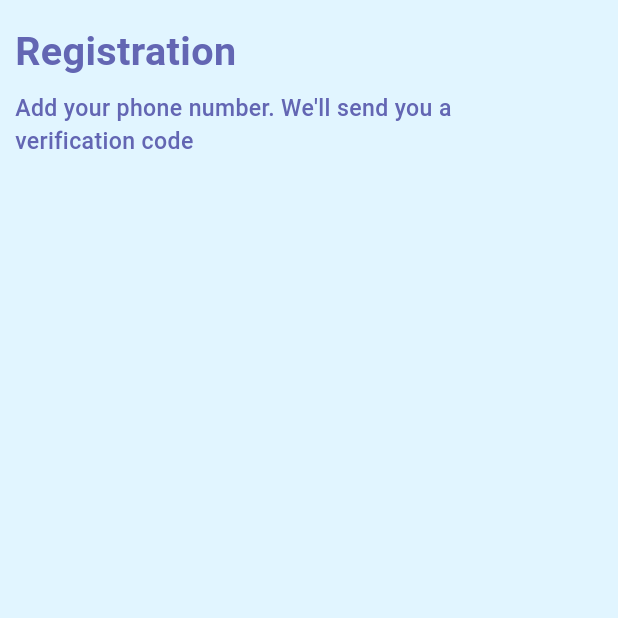
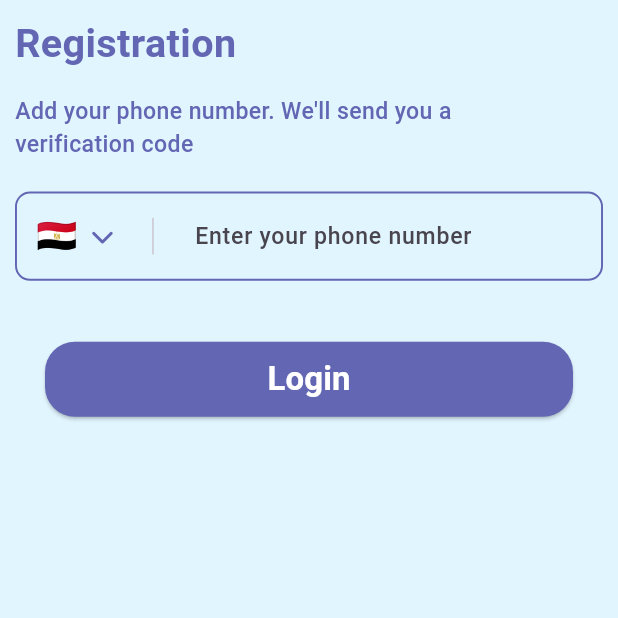
Before and after one commit to amrel7afy/Chat-Chat, a Flutter app: the LoginView screen opened by its route, on a phone screen of 412 x 824 dp, the top half of it. Run offline on Flutter 3.47's test engine with Material 3 defaults, Android fonts, the phone set to English and light mode, and no system bars; our stand-ins replace country_picker, firebase_core, flutter_bloc, flutter_screenutil, font_awesome_flutter, get_it and 1 more; missing offline and left inert: firebase_app_check; accounts and stored records are empty.

Commit message:
- finish UI login view

```diff
--- a/lib/core/AppRouter.dart
+++ b/lib/core/AppRouter.dart
@@ -1,6 +1,9 @@
 
 import 'dart:developer';
 import 'package:flutter/material.dart';
+import 'package:flutter_bloc/flutter_bloc.dart';
+import 'package:new_chat_with_me/core/di/locator.dart';
+import 'package:new_chat_with_me/features/login/presentation/view_model/login_cubit/login_cubit.dart';
 import '../features/chatting/presentation/view/all_chats_view.dart';
 import '../features/chatting/presentation/view/messaging_view.dart';
 import '../features/information/presentation/view/information_view.dart';
@@ -56,7 +59,9 @@ class AppRouter {
       case loginView:
         log('hello');
         return MaterialPageRoute(
-            builder: (context) =>  const LoginView());
+            builder: (context) =>  BlocProvider(
+                create: (context)=>locator<LoginCubit>(),
+                child: const LoginView()));
     }
     return null;
   }
--- a/lib/core/constants/custom_border.dart
+++ b/lib/core/constants/custom_border.dart
@@ -15,7 +15,7 @@ class CustomBorders {
   static OutlineInputBorder enabledBorder({double borderRadius = 16.0}) {
     return OutlineInputBorder(
       borderSide: const BorderSide(
-        color: MyColors.kLighterGreyColor,
+        color: MyColors.kPrimaryColor,
         width: 1.3,
       ),
       borderRadius: BorderRadius.circular(borderRadius),
--- a/lib/core/di/locator.dart
+++ b/lib/core/di/locator.dart
@@ -1,4 +1,6 @@
 import 'package:get_it/get_it.dart';
+
+import '../../features/login/presentation/view_model/login_cubit/login_cubit.dart';
 
 GetIt locator = GetIt.instance;
 
@@ -7,6 +9,6 @@ void setupLocator() {
   locator.registerLazySingleton<FirebaseFirestore>(() => FirebaseFirestore.instance);
   locator.registerLazySingleton<FirebaseAuth>(() => FirebaseAuth.instance);
   locator.registerLazySingleton<AddReceiverChatDataCubit>(() => AddReceiverChatDataCubit());
-  locator.registerLazySingleton<ListenToMessagesCubit>(() => ListenToMessagesCubit());
-  locator.registerLazySingleton<LoginCubit>(() => LoginCubit());*/
+  locator.registerLazySingleton<ListenToMessagesCubit>(() => ListenToMessagesCubit());*/
+  locator.registerLazySingleton<LoginCubit>(() => LoginCubit());
 }
--- a/lib/core/widgets/cutom_form_field.dart
+++ b/lib/core/widgets/cutom_form_field.dart
@@ -18,6 +18,7 @@ class CustomTextFormField extends StatelessWidget {
   final Widget? prefixIcon;
   final Color? backgroundColor;
   final FocusNode? focusNode;
+  final double? borderRadius;
   final Function(String? value) validator;
 
   const CustomTextFormField({
@@ -34,7 +35,7 @@ class CustomTextFormField extends StatelessWidget {
     required this.controller,
     required this.validator,
     this.prefixIcon,
-    this.focusNode,
+    this.focusNode, this.borderRadius,
   });
 
   @override
@@ -47,10 +48,10 @@ class CustomTextFormField extends StatelessWidget {
         prefixIcon: prefixIcon,
         contentPadding: contentPadding ??
             EdgeInsets.symmetric(horizontal: 20.w, vertical: 18.h),
-        focusedBorder: focusedBorder ?? CustomBorders.focusedBorder(),
-        enabledBorder: enabledBorder ?? CustomBorders.enabledBorder(),
-        errorBorder: CustomBorders.errorBorder(),
-        focusedErrorBorder: CustomBorders.focusedErrorBorder(),
+        focusedBorder: focusedBorder ?? CustomBorders.focusedBorder(borderRadius: borderRadius??16.0),
+        enabledBorder: enabledBorder ?? CustomBorders.enabledBorder(borderRadius: borderRadius??16.0),
+        errorBorder: CustomBorders.errorBorder(borderRadius: borderRadius??16.0),
+        focusedErrorBorder: CustomBorders.focusedErrorBorder(borderRadius: borderRadius??16.0),
         hintStyle: hintStyle ??
             MyTextStyles.font14Weight500.copyWith(color: MyColors.kLightGreyColor),
         hintText: hintText,
--- a/lib/core/widgets/phone_country_code_selector.dart
+++ b/lib/core/widgets/phone_country_code_selector.dart
@@ -8,7 +8,8 @@ import '../../../../../core/constants/methods.dart';
 import '../../../../../core/theming/styles.dart';
 
 class PhoneCountryCodeSelector extends StatefulWidget {
-  const PhoneCountryCodeSelector({super.key});
+  final Color? backGroundColor;
+  const PhoneCountryCodeSelector({super.key, this.backGroundColor});
 
   @override
   State<PhoneCountryCodeSelector> createState() => _PhoneCountryCodeSelectorState();
@@ -41,6 +42,7 @@ class _PhoneCountryCodeSelectorState extends State<PhoneCountryCodeSelector> {
               selectedCountry = country;
             });
           },countryListTheme:CountryListThemeData(
+          backgroundColor: widget.backGroundColor??Colors.white,
             bottomSheetHeight: getHeight(context) * .7)
 
         );
--- /dev/null
+++ b/lib/features/login/presentation/view/login_view_widgets/login_form.dart
@@ -0,0 +1,41 @@
+import 'package:flutter/material.dart';
+import 'package:flutter_bloc/flutter_bloc.dart';
+import 'package:new_chat_with_me/core/theming/my_colors.dart';
+import 'package:new_chat_with_me/core/widgets/cutom_form_field.dart';
+import 'package:new_chat_with_me/core/widgets/phone_country_code_selector.dart';
+import 'package:new_chat_with_me/core/widgets/vertical_and_horizontal_space.dart';
+import 'package:new_chat_with_me/features/login/presentation/view/login_view_widgets/login_animated_progress_button.dart';
+import 'package:new_chat_with_me/features/login/presentation/view_model/login_cubit/login_cubit.dart';
+import '../../../../../core/theming/styles.dart';
+
+class LoginForm extends StatelessWidget {
+  const LoginForm({
+    super.key,
+  });
+
+  @override
+  Widget build(BuildContext context) {
+    return Form(
+      key:context.read<LoginCubit>().formKey ,
+      child: Column(children: [
+        CustomTextFormField(
+            prefixIcon: const PhoneCountryCodeSelector(
+              backGroundColor: MyColors.kGifBackGroundColor,
+            ),
+            borderRadius: 10,
+            backgroundColor: MyColors.kGifBackGroundColor,
+            hintText: 'Enter your phone number',
+            hintStyle: MyTextStyles.font14Weight500,
+            controller:
+            context.read<LoginCubit>().phoneNumberController,
+            validator: context.read<LoginCubit>().phoneValidator),
+        const VerticalSpacer(40),
+        LoginAnimatedProgressButton(onPressed: (){
+          if(context.read<LoginCubit>().formKey.currentState!.validate()){
+
+          }
+
+        }),
+      ],),);
+  }
+}
--- a/lib/features/login/presentation/view/login_view_widgets/login_view_body.dart
+++ b/lib/features/login/presentation/view/login_view_widgets/login_view_body.dart
@@ -1,41 +1,54 @@
 import 'package:flutter/material.dart';
+import 'package:flutter_bloc/flutter_bloc.dart';
 import 'package:new_chat_with_me/core/theming/my_colors.dart';
 import 'package:new_chat_with_me/core/widgets/vertical_and_horizontal_space.dart';
+import 'package:new_chat_with_me/features/login/presentation/view_model/login_cubit/login_cubit.dart';
+import 'package:new_chat_with_me/features/login/presentation/view_model/login_cubit/login_state.dart';
 
 import '../../../../../core/constants/constants.dart';
 import '../../../../../core/theming/styles.dart';
-
+import 'login_form.dart';
 
 class LoginViewBody extends StatelessWidget {
   const LoginViewBody({super.key});
 
   @override
   Widget build(BuildContext context) {
-    return  CustomScrollView(
+    return BlocListener<LoginCubit, LoginState>(
+      listener: (context, state) {
+        // TODO: implement listener
+      },
+      child: CustomScrollView(
         slivers: [
           SliverToBoxAdapter(
             child: Padding(
-            padding: const EdgeInsets.only(left: kLeftHomeViewPadding, top: 5),
+              padding:
+                  const EdgeInsets.symmetric(horizontal: kLeftHomeViewPadding),
               child: Column(
                 crossAxisAlignment: CrossAxisAlignment.start,
                 children: [
                   const VerticalSpacer(10),
                   Text(
                     'Registration',
-                  style: MyTextStyles.font24Weight700.copyWith(color: MyColors.kPrimaryColor),
+                    style: MyTextStyles.font24Weight700
+                        .copyWith(color: MyColors.kPrimaryColor),
                   ),
-                const VerticalSpacer(8),
+                  const VerticalSpacer(15),
                   Text(
                     'Add your phone number. We\'ll send you a\nverification code',
-                  style: MyTextStyles.font14Weight500.copyWith(color: MyColors.kPrimaryColor),
+                    style: MyTextStyles.font14Weight500
+                        .copyWith(color: MyColors.kPrimaryColor),
                   ),
-
-
+                  const VerticalSpacer(20),
+                  const LoginForm(),
                 ],
               ),
             ),
           ),
         ],
+      ),
     );
   }
+
+
 }
--- a/lib/features/login/presentation/view_model/login_cubit/login_cubit.dart
+++ b/lib/features/login/presentation/view_model/login_cubit/login_cubit.dart
@@ -1,9 +1,19 @@
-
-
+import 'package:flutter/material.dart';
 import 'package:flutter_bloc/flutter_bloc.dart';
+import 'package:new_chat_with_me/core/helper/app_regex.dart';
 
 import 'login_state.dart';
 
 class LoginCubit extends Cubit<LoginState> {
+  TextEditingController phoneNumberController = TextEditingController();
+  final GlobalKey<FormState> formKey = GlobalKey<FormState>();
+
   LoginCubit() : super(LoginInitial());
+
+  phoneValidator(String? value) {
+    if (value == null || value.isEmpty||!AppRegex.isPhoneNumberValid(value)) {
+      return 'Please, enter a valid phone number.';
+    }
+    return null;
+  }
 }
```
Also changed, not shown: lib/core/helper/app_regex.dart (added, +36 -0 lines). Lines whose indentation alone changed are shown as unchanged.
